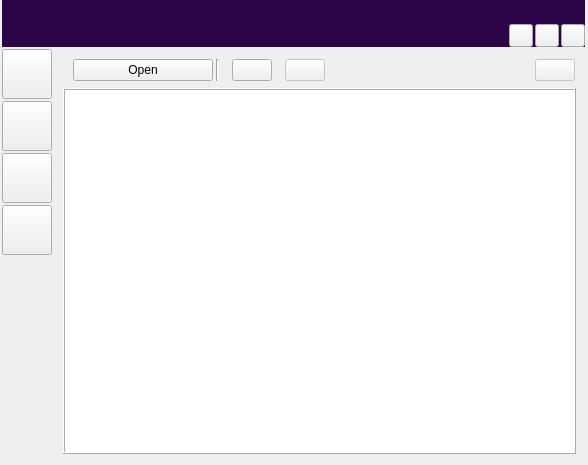
This is ui/home_view.ui in zkovari/plotlyst as Qt 5 draws it before an edit. The edited form follows.
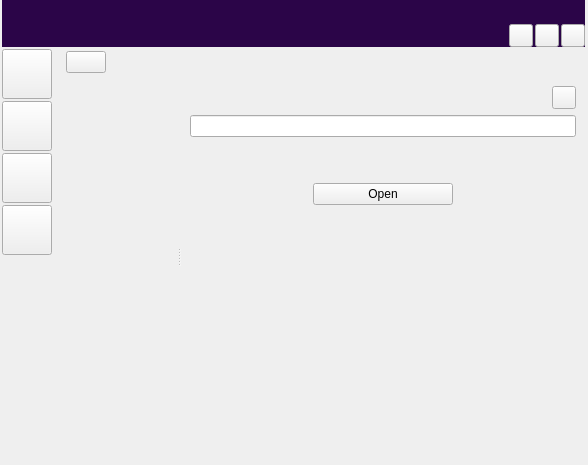
This is the edited form. The open tabs and pages were chosen to show the change.

Commit message:
Add library panel to home view (#541)
* Add library panel to home view

* progress

* icon for add button

* ContainerNode in scenes tree

* Extract more stuff

* Set novels in tree

* novel select

* select and open novel

* novel display

* edit title

* add new story

* delete novel

What changed in the file:
```diff
--- a/ui/home_view.ui
+++ b/ui/home_view.ui
@@ -294,10 +294,7 @@
      <item>
       <widget class="QStackedWidget" name="stackedWidget">
        <widget class="QWidget" name="pageLibrary">
-        <layout class="QVBoxLayout" name="verticalLayout_4">
-         <item>
-          <widget class="QWidget" name="widget" native="true">
-           <layout class="QHBoxLayout" name="horizontalLayout">
+        <layout class="QVBoxLayout" name="verticalLayout_10">
             <property name="spacing">
              <number>3</number>
             </property>
@@ -305,64 +302,56 @@
              <number>10</number>
             </property>
             <property name="topMargin">
-             <number>1</number>
+          <number>0</number>
             </property>
             <property name="rightMargin">
-             <number>1</number>
+          <number>0</number>
             </property>
             <property name="bottomMargin">
-             <number>1</number>
+          <number>0</number>
             </property>
             <item>
-             <widget class="QPushButton" name="btnActivate">
-              <property name="minimumSize">
-               <size>
-                <width>140</width>
-                <height>0</height>
-               </size>
-              </property>
-              <property name="cursor">
-               <cursorShape>PointingHandCursor</cursorShape>
-              </property>
-              <property name="toolTip">
-               <string>Open story</string>
-              </property>
-              <property name="text">
-               <string>Open</string>
-              </property>
-              <property name="highlighted" stdset="0">
-               <bool>true</bool>
-              </property>
-              <property name="base" stdset="0">
-               <bool>true</bool>
-              </property>
-             </widget>
-            </item>
-            <item>
-             <widget class="Line" name="line">
-              <property name="orientation">
-               <enum>Qt::Vertical</enum>
-              </property>
-             </widget>
-            </item>
-            <item>
-             <spacer name="horizontalSpacer_6">
+          <widget class="QSplitter" name="splitterLibrary">
               <property name="orientation">
                <enum>Qt::Horizontal</enum>
               </property>
-              <property name="sizeType">
-               <enum>QSizePolicy::Preferred</enum>
-              </property>
-              <property name="sizeHint" stdset="0">
-               <size>
-                <width>10</width>
-                <height>10</height>
-               </size>
-              </property>
-             </spacer>
-            </item>
+           <property name="childrenCollapsible">
+            <bool>false</bool>
+           </property>
+           <widget class="QWidget" name="layoutWidget">
+            <layout class="QVBoxLayout" name="verticalLayout_9">
+             <item>
+              <widget class="QWidget" name="wdgShelvesBar" native="true">
+               <property name="sizePolicy">
+                <sizepolicy hsizetype="Preferred" vsizetype="Maximum">
+                 <horstretch>0</horstretch>
+                 <verstretch>0</verstretch>
+                </sizepolicy>
+               </property>
+               <layout class="QVBoxLayout" name="verticalLayout_8">
+                <property name="spacing">
+                 <number>0</number>
+                </property>
+                <property name="leftMargin">
+                 <number>2</number>
+                </property>
+                <property name="topMargin">
+                 <number>2</number>
+                </property>
+                <property name="rightMargin">
+                 <number>2</number>
+                </property>
+                <property name="bottomMargin">
+                 <number>2</number>
+                </property>
             <item>
              <widget class="QPushButton" name="btnAdd">
+                  <property name="sizePolicy">
+                   <sizepolicy hsizetype="Maximum" vsizetype="Fixed">
+                    <horstretch>0</horstretch>
+                    <verstretch>0</verstretch>
+                   </sizepolicy>
+                  </property>
               <property name="cursor">
                <cursorShape>PointingHandCursor</cursorShape>
               </property>
@@ -380,50 +369,41 @@
               </property>
              </widget>
             </item>
+               </layout>
+              </widget>
+             </item>
             <item>
-             <spacer name="horizontalSpacer_5">
-              <property name="orientation">
-               <enum>Qt::Horizontal</enum>
-              </property>
-              <property name="sizeType">
-               <enum>QSizePolicy::Preferred</enum>
-              </property>
-              <property name="sizeHint" stdset="0">
-               <size>
-                <width>10</width>
-                <height>10</height>
-               </size>
-              </property>
-             </spacer>
-            </item>
+              <widget class="QWidget" name="wdgShelvesParent" native="true">
+               <property name="sizePolicy">
+                <sizepolicy hsizetype="Preferred" vsizetype="Expanding">
+                 <horstretch>0</horstretch>
+                 <verstretch>0</verstretch>
+                </sizepolicy>
+               </property>
+              </widget>
+             </item>
+            </layout>
+           </widget>
+           <widget class="QWidget" name="layoutWidget">
+            <layout class="QVBoxLayout" name="verticalLayout_4">
             <item>
-             <widget class="QPushButton" name="btnEdit">
-              <property name="enabled">
-               <bool>false</bool>
-              </property>
-              <property name="maximumSize">
-               <size>
-                <width>130</width>
-                <height>16777215</height>
-               </size>
-              </property>
-              <property name="cursor">
-               <cursorShape>PointingHandCursor</cursorShape>
-              </property>
-              <property name="toolTip">
-               <string>Edit story title</string>
-              </property>
-              <property name="text">
-               <string/>
-              </property>
-              <property name="shortcut">
-               <string>E</string>
-              </property>
-              <property name="base" stdset="0">
-               <bool>true</bool>
-              </property>
-             </widget>
-            </item>
+              <widget class="QWidget" name="wdgLibraryBar" native="true">
+               <layout class="QHBoxLayout" name="horizontalLayout">
+                <property name="spacing">
+                 <number>3</number>
+                </property>
+                <property name="leftMargin">
+                 <number>1</number>
+                </property>
+                <property name="topMargin">
+                 <number>1</number>
+                </property>
+                <property name="rightMargin">
+                 <number>1</number>
+                </property>
+                <property name="bottomMargin">
+                 <number>1</number>
+                </property>
             <item>
              <spacer name="horizontalSpacer">
               <property name="orientation">
@@ -437,40 +417,28 @@
               </property>
              </spacer>
             </item>
-            <item>
-             <widget class="QPushButton" name="btnDelete">
-              <property name="enabled">
-               <bool>false</bool>
-              </property>
-              <property name="maximumSize">
-               <size>
-                <width>130</width>
-                <height>16777215</height>
-               </size>
-              </property>
-              <property name="cursor">
-               <cursorShape>PointingHandCursor</cursorShape>
-              </property>
-              <property name="toolTip">
-               <string>Delete story</string>
-              </property>
-              <property name="text">
-               <string/>
-              </property>
-              <property name="shortcut">
-               <string>Del</string>
-              </property>
-              <property name="deconstructive" stdset="0">
-               <bool>true</bool>
-              </property>
-              <property name="base" stdset="0">
-               <bool>true</bool>
-              </property>
-             </widget>
-            </item>
            </layout>
           </widget>
          </item>
+             <item>
+              <widget class="QStackedWidget" name="stackWdgNovels">
+               <widget class="QWidget" name="pageNovels">
+                <layout class="QVBoxLayout" name="verticalLayout_11">
+                 <property name="spacing">
+                  <number>0</number>
+                 </property>
+                 <property name="leftMargin">
+                  <number>0</number>
+                 </property>
+                 <property name="topMargin">
+                  <number>0</number>
+                 </property>
+                 <property name="rightMargin">
+                  <number>0</number>
+                 </property>
+                 <property name="bottomMargin">
+                  <number>0</number>
+                 </property>
          <item>
           <widget class="QFrame" name="novels">
            <property name="sizePolicy">
@@ -490,6 +458,149 @@
            <property name="frameShadow">
             <enum>QFrame::Raised</enum>
            </property>
+                  </widget>
+                 </item>
+                </layout>
+               </widget>
+               <widget class="QWidget" name="pageEmpty">
+                <layout class="QVBoxLayout" name="verticalLayout_12">
+                 <item>
+                  <spacer name="verticalSpacer_3">
+                   <property name="orientation">
+                    <enum>Qt::Vertical</enum>
+                   </property>
+                   <property name="sizeType">
+                    <enum>QSizePolicy::Preferred</enum>
+                   </property>
+                   <property name="sizeHint" stdset="0">
+                    <size>
+                     <width>20</width>
+                     <height>40</height>
+                    </size>
+                   </property>
+                  </spacer>
+                 </item>
+                 <item alignment="Qt::AlignHCenter">
+                  <widget class="QPushButton" name="btnAddNewStoryMain">
+                   <property name="sizePolicy">
+                    <sizepolicy hsizetype="Maximum" vsizetype="Fixed">
+                     <horstretch>0</horstretch>
+                     <verstretch>0</verstretch>
+                    </sizepolicy>
+                   </property>
+                   <property name="cursor">
+                    <cursorShape>PointingHandCursor</cursorShape>
+                   </property>
+                   <property name="toolTip">
+                    <string>Add new story</string>
+                   </property>
+                   <property name="text">
+                    <string>Add a new story</string>
+                   </property>
+                   <property name="positive" stdset="0">
+                    <bool>true</bool>
+                   </property>
+                   <property name="base" stdset="0">
+                    <bool>true</bool>
+                   </property>
+                  </widget>
+                 </item>
+                 <item>
+                  <spacer name="verticalSpacer_2">
+                   <property name="orientation">
+                    <enum>Qt::Vertical</enum>
+                   </property>
+                   <property name="sizeHint" stdset="0">
+                    <size>
+                     <width>20</width>
+                     <height>40</height>
+                    </size>
+                   </property>
+                  </spacer>
+                 </item>
+                </layout>
+               </widget>
+               <widget class="QWidget" name="pageNovelDisplay">
+                <layout class="QVBoxLayout" name="verticalLayout_13">
+                 <item alignment="Qt::AlignRight">
+                  <widget class="QToolButton" name="btnNovelSettings">
+                   <property name="text">
+                    <string/>
+                   </property>
+                   <property name="transparent" stdset="0">
+                    <bool>true</bool>
+                   </property>
+                  </widget>
+                 </item>
+                 <item>
+                  <widget class="QLineEdit" name="lineNovelTitle"/>
+                 </item>
+                 <item>
+                  <spacer name="verticalSpacer_5">
+                   <property name="orientation">
+                    <enum>Qt::Vertical</enum>
+                   </property>
+                   <property name="sizeType">
+                    <enum>QSizePolicy::Preferred</enum>
+                   </property>
+                   <property name="sizeHint" stdset="0">
+                    <size>
+                     <width>20</width>
+                     <height>40</height>
+                    </size>
+                   </property>
+                  </spacer>
+                 </item>
+                 <item alignment="Qt::AlignHCenter">
+                  <widget class="QPushButton" name="btnActivate">
+                   <property name="sizePolicy">
+                    <sizepolicy hsizetype="Maximum" vsizetype="Fixed">
+                     <horstretch>0</horstretch>
+                     <verstretch>0</verstretch>
+                    </sizepolicy>
+                   </property>
+                   <property name="minimumSize">
+                    <size>
+                     <width>140</width>
+                     <height>0</height>
+                    </size>
+                   </property>
+                   <property name="cursor">
+                    <cursorShape>PointingHandCursor</cursorShape>
+                   </property>
+                   <property name="toolTip">
+                    <string>Open story</string>
+                   </property>
+                   <property name="text">
+                    <string>Open</string>
+                   </property>
+                   <property name="highlighted" stdset="0">
+                    <bool>true</bool>
+                   </property>
+                   <property name="base" stdset="0">
+                    <bool>true</bool>
+                   </property>
+                  </widget>
+                 </item>
+                 <item>
+                  <spacer name="verticalSpacer_4">
+                   <property name="orientation">
+                    <enum>Qt::Vertical</enum>
+                   </property>
+                   <property name="sizeHint" stdset="0">
+                    <size>
+                     <width>20</width>
+                     <height>40</height>
+                    </size>
+                   </property>
+                  </spacer>
+                 </item>
+                </layout>
+               </widget>
+              </widget>
+             </item>
+            </layout>
+           </widget>
           </widget>
          </item>
         </layout>
```
Lines whose indentation alone changed are shown as unchanged. The commit also changes 8 other files.
